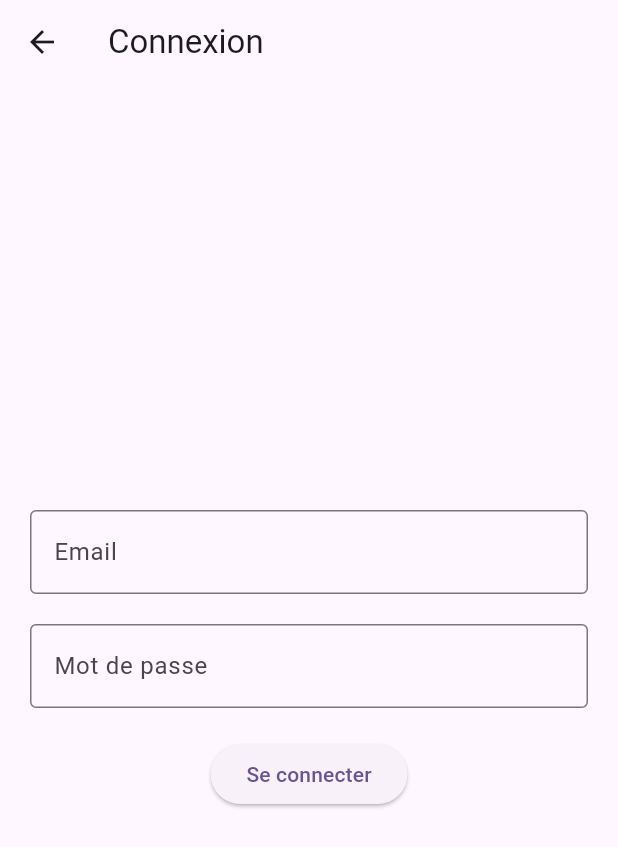
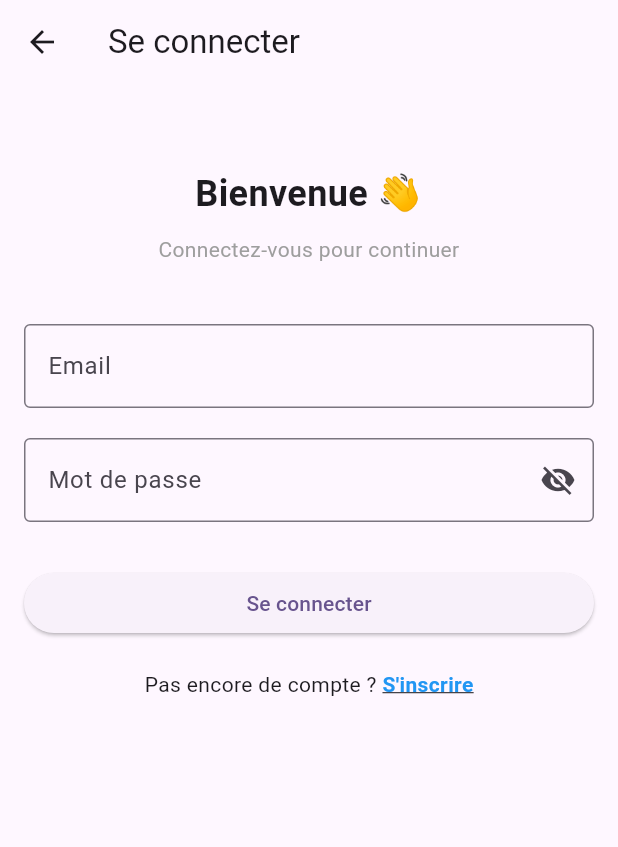
Before and after one commit to AngelaNgassam/appLangue, a Flutter app: the LoginScreen screen opened directly, on a phone screen of 412 x 824 dp. Shown: the top 847 px of the screen. Run offline on Flutter 3.47's test engine with Material 3 defaults, Android fonts, the phone set to English and light mode, and no system bars; our stand-ins replace shared_preferences; accounts and stored records are empty.

Commit message:
Ajout de la connexion de l'utilisateur

```diff
--- a/lib/data/models/user_model.dart
+++ b/lib/data/models/user_model.dart
@@ -1,7 +1,7 @@
 // lib/data/models/user_model.dart
 
 class UserModel {
-  final int id;
+  final String id;
   final String firstName;
   final String lastName;
   final String email;
--- a/lib/presentation/screens/login_screen.dart
+++ b/lib/presentation/screens/login_screen.dart
@@ -1,89 +1,160 @@
+// lib/presentation/screens/login_screen.dart
 
 import 'dart:convert';
 import 'package:flutter/material.dart';
-import 'package:http/http.dart' as http;
 import 'package:shared_preferences/shared_preferences.dart';
+import '../../data/repositories/auth_repository.dart';
+import 'dashboard_screen.dart';
 
 class LoginScreen extends StatefulWidget {
-  const LoginScreen({Key? key}) : super(key: key);
+  const LoginScreen({super.key});
 
   @override
-  _LoginScreenState createState() => _LoginScreenState();
+  State<LoginScreen> createState() => _LoginScreenState();
 }
 
 class _LoginScreenState extends State<LoginScreen> {
-  final TextEditingController _emailController = TextEditingController();
-  final TextEditingController _passwordController = TextEditingController();
-  bool _isLoading = false;
-  final String apiUrl = 'http://localhost:3000/auth/login';
+  final _formKey = GlobalKey<FormState>();
+  final _repo = AuthRepository();
+
+  String _email = '';
+  String _password = '';
+  bool _loading = false;
+  bool _obscurePassword = true;
 
   Future<void> _login() async {
-    setState(() => _isLoading = true);
+    if (!_formKey.currentState!.validate()) return;
+    _formKey.currentState!.save();
+
+    setState(() => _loading = true);
 
     try {
-      final response = await http.post(
-        Uri.parse(apiUrl),
-        headers: {'Content-Type': 'application/json'},
-        body: jsonEncode({
-          'email': _emailController.text.trim(),
-          'password': _passwordController.text.trim(),
-        }),
+      // ✅ Cette ligne devrait maintenant réussir car AuthRepository accepte le statut 201
+      final response = await _repo.loginUser(_email, _password);
+
+      final token = response['token'];
+      // Utilisation d'un message par défaut clair pour l'utilisateur
+      final message = response['message'] ?? 'Connexion réussie !';
+
+      if (token != null) {
+        // Sauvegarde du token localement
+        final prefs = await SharedPreferences.getInstance();
+        await prefs.setString('jwt_token', token);
+
+        // Message de succès
+        ScaffoldMessenger.of(context)
+            .showSnackBar(SnackBar(content: Text(message)));
+
+        // Redirection vers le tableau de bord
+        Navigator.pushReplacement(
+          context,
+          MaterialPageRoute(builder: (_) => const DashboardScreen()),
         );
-
-      final data = jsonDecode(response.body);
-
-      if (response.statusCode == 200 && data['token'] != null) {
-        final prefs = await SharedPreferences.getInstance();
-        await prefs.setString('token', data['token']);
-
-        Navigator.pushReplacementNamed(context, '/dashboard');
       } else {
         ScaffoldMessenger.of(context).showSnackBar(
-          SnackBar(content: Text(data['message'] ?? 'Identifiants invalides')),
+          const SnackBar(content: Text('Échec de la connexion : token manquant')),
         );
       }
     } catch (e) {
+      // 🛠️ Amélioration : Nettoyer le message d'erreur en supprimant le préfixe "Exception: "
+      String errorMessage = e.toString();
+      if (errorMessage.startsWith("Exception: ")) {
+          errorMessage = errorMessage.replaceFirst("Exception: ", "");
+      }
+
       ScaffoldMessenger.of(context).showSnackBar(
-        SnackBar(content: Text('Erreur de connexion : $e')),
+        SnackBar(content: Text(errorMessage)),
       );
     } finally {
-      setState(() => _isLoading = false);
+      setState(() => _loading = false);
     }
   }
 
   @override
   Widget build(BuildContext context) {
     return Scaffold(
-      appBar: AppBar(title: const Text('Connexion')),
+      appBar: AppBar(title: const Text("Se connecter")),
       body: Padding(
-        padding: const EdgeInsets.all(20.0),
-        child: Column(
-          mainAxisAlignment: MainAxisAlignment.center,
+        padding: const EdgeInsets.all(16),
+        child: Form(
+          key: _formKey,
+          child: ListView(
             children: [
-            TextField(
-              controller: _emailController,
+              const SizedBox(height: 40),
+              const Text(
+                "Bienvenue 👋",
+                textAlign: TextAlign.center,
+                style: TextStyle(fontSize: 24, fontWeight: FontWeight.bold),
+              ),
+              const SizedBox(height: 10),
+              const Text(
+                "Connectez-vous pour continuer",
+                textAlign: TextAlign.center,
+                style: TextStyle(color: Colors.grey),
+              ),
+              const SizedBox(height: 40),
+              TextFormField(
                 decoration: const InputDecoration(
                   labelText: 'Email',
                   border: OutlineInputBorder(),
                 ),
+                keyboardType: TextInputType.emailAddress,
+                onSaved: (v) => _email = v ?? '',
+                validator: (v) =>
+                    v == null || v.isEmpty ? 'Veuillez entrer votre email' : null,
               ),
               const SizedBox(height: 20),
-            TextField(
-              controller: _passwordController,
-              obscureText: true,
-              decoration: const InputDecoration(
+              TextFormField(
+                decoration: InputDecoration(
                   labelText: 'Mot de passe',
-                border: OutlineInputBorder(),
+                  border: const OutlineInputBorder(),
+                  suffixIcon: IconButton(
+                    icon: Icon(
+                      _obscurePassword ? Icons.visibility_off : Icons.visibility,
+                    ),
+                    onPressed: () {
+                      setState(() {
+                        _obscurePassword = !_obscurePassword;
+                      });
+                    },
                   ),
                 ),
-            const SizedBox(height: 20),
+                obscureText: _obscurePassword,
+                onSaved: (v) => _password = v ?? '',
+                validator: (v) => v == null || v.isEmpty
+                    ? 'Veuillez entrer votre mot de passe'
+                    : null,
+              ),
+              const SizedBox(height: 30),
               ElevatedButton(
-              onPressed: _isLoading ? null : _login,
-              child: _isLoading
+                onPressed: _loading ? null : _login,
+                child: _loading
                     ? const CircularProgressIndicator(color: Colors.white)
                     : const Text('Se connecter'),
               ),
+              const SizedBox(height: 20),
+              // lien d'inscription
+              Row(
+                mainAxisAlignment: MainAxisAlignment.center,
+                children: [
+                  const Text("Pas encore de compte ? "),
+                  GestureDetector(
+                    onTap: () {
+                      Navigator.pushNamed(context, '/register');
+                    },
+                    child: const Text(
+                      "S'inscrire",
+                      style: TextStyle(
+                        color: Colors.blue,
+                        fontWeight: FontWeight.bold,
+                        decoration: TextDecoration.underline,
+                      ),
+                    ),
+                  ),
                 ],
+              ),
+            ],
+          ),
         ),
       ),
     );
--- a/lib/presentation/screens/verify_otp_screen.dart
+++ b/lib/presentation/screens/verify_otp_screen.dart
@@ -23,7 +23,7 @@ class _VerifyOtpScreenState extends State<VerifyOtpScreen> {
 
     if (otp.length != 6) {
       ScaffoldMessenger.of(context).showSnackBar(
-        const SnackBar(content: Text("Please enter a 6-digit OTP")),
+        const SnackBar(content: Text("Entrez votre code OTP à 6 chiffres.")),
       );
       return;
     }
@@ -60,7 +60,7 @@ class _VerifyOtpScreenState extends State<VerifyOtpScreen> {
   @override
   Widget build(BuildContext context) {
     return Scaffold(
-      appBar: AppBar(title: const Text("Verify OTP")),
+      appBar: AppBar(title: const Text("Verification de l'OTP")),
       body: Padding(
         padding: const EdgeInsets.all(16),
         child: Column(
@@ -68,7 +68,7 @@ class _VerifyOtpScreenState extends State<VerifyOtpScreen> {
           children: [
             const SizedBox(height: 40),
             Text(
-              "A 6-digit code has been sent to your email.",
+              "Un code de 6 chiffres vous a ete envoyé par email.",
               style: TextStyle(color: Colors.grey[700]),
               textAlign: TextAlign.center,
             ),
```
Also changed, not shown: lib/data/repositories/auth_repository.dart (+6 -1 lines), lib/presentation/screens/register_screen.dart (+26 -0 lines). Lines whose indentation alone changed are shown as unchanged.
